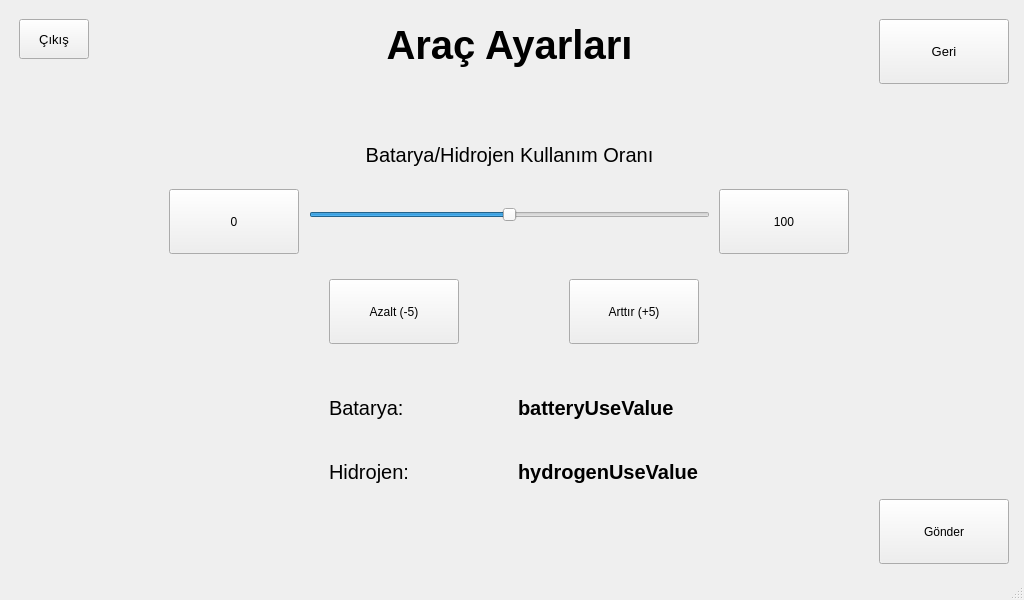
This is mainwindow.ui in mertkaplandar/bmt-vehicle-display as Qt 5 draws it before an edit. The edited form follows.
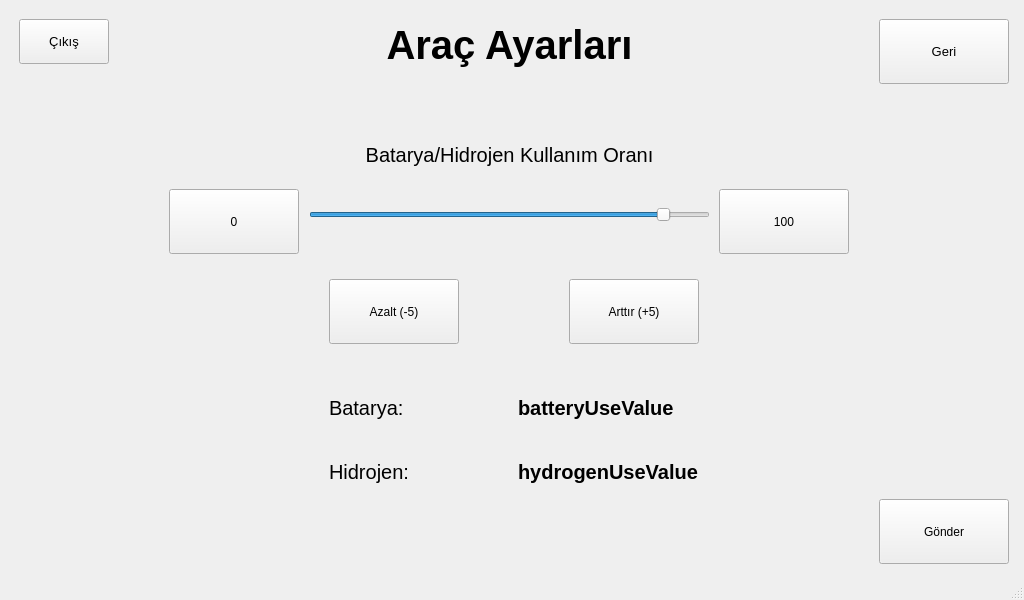
This is the edited form. The open tabs and pages were chosen to show the change. Icons and pictures are not drawn.

```diff
--- a/mainwindow.ui
+++ b/mainwindow.ui
@@ -415,8 +415,8 @@
          <rect>
           <x>10</x>
           <y>10</y>
-          <width>70</width>
-          <height>40</height>
+          <width>90</width>
+          <height>45</height>
          </rect>
         </property>
         <property name="sizePolicy">
@@ -455,7 +455,7 @@
          <number>1</number>
         </property>
         <property name="value">
-         <number>50</number>
+         <number>90</number>
         </property>
         <property name="orientation">
          <enum>Qt::Orientation::Horizontal</enum>
@@ -618,9 +618,9 @@
        <widget class="QLabel" name="settingsHeaderLabel">
         <property name="geometry">
          <rect>
-          <x>340</x>
+          <x>300</x>
           <y>0</y>
-          <width>321</width>
+          <width>401</width>
           <height>71</height>
          </rect>
         </property>
```
Left out of the diff: 6 changed lines with no effect on the pictures.
